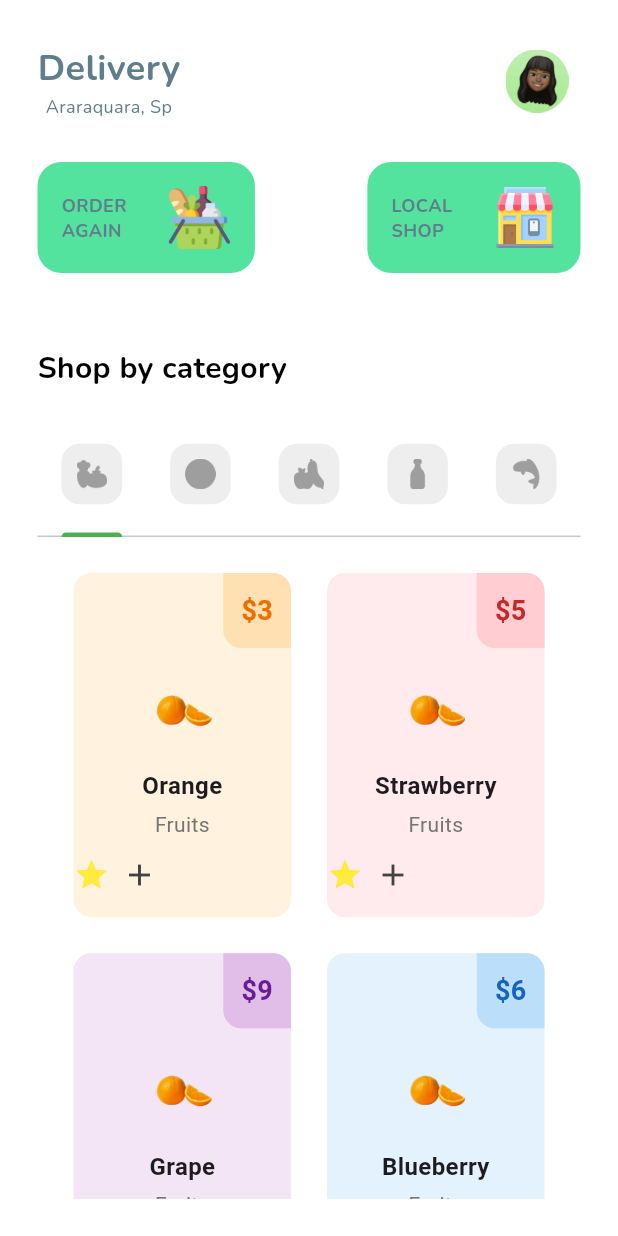
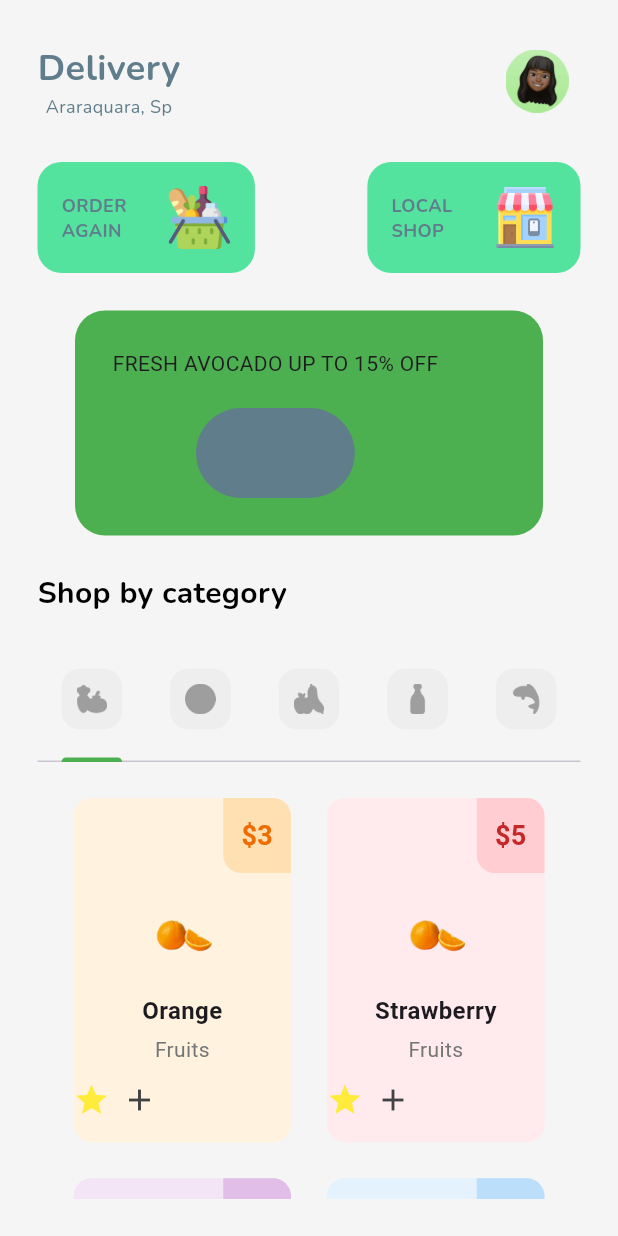
Before and after one commit to maoaktree/sample_app, a Flutter app: the screen it shows after launch, on a phone screen of 412 x 824 dp. Run offline on Flutter 3.47's test engine with Material 3 defaults, Android fonts, the phone set to English and light mode, and no system bars; our stand-ins replace google_fonts.

Commit message:
Add promo banner to home_page.dart

```diff
--- a/lib/pages/home_page.dart
+++ b/lib/pages/home_page.dart
@@ -4,6 +4,7 @@ import 'package:sample_app/tab/fish_tab.dart';
 import 'package:sample_app/tab/meat_tab.dart';
 import 'package:sample_app/tab/milk_tab.dart';
 import 'package:sample_app/tab/vegan_tab.dart';
+import 'package:sample_app/util/button.dart';
 import 'package:sample_app/util/my_tab.dart';
 import 'package:sample_app/tab/fruits_tab.dart';
 
@@ -46,7 +47,7 @@ class _HomePageState extends State<HomePage> {
   @override
   Widget build(BuildContext context) {
     return Scaffold(
-      backgroundColor: Colors.white,
+      backgroundColor: Colors.grey[100],
       body: SafeArea(
         child: Padding(
           padding: const EdgeInsets.all(25.0),
@@ -180,7 +181,37 @@ class _HomePageState extends State<HomePage> {
                   height: 25,
                 ),
 
-                // SWIFT DISPLAY
+                // PROMO BANNER
+                Container(
+                  decoration: BoxDecoration(
+                    color: Colors.green,
+                    borderRadius: BorderRadius.circular(20),
+                  ),
+                  margin: const EdgeInsets.symmetric(horizontal: 25),
+                  padding: const EdgeInsets.all(25),
+                  child: Row(
+                    children: [
+                      Column(
+                        children: [
+                          // promo message
+                          const Text('FRESH AVOCADO UP TO 15% OFF'),
+
+                          const SizedBox(height: 20),
+
+                          // shop now button
+                          MyButton(
+                            text: "Shop Now",
+                            buttonColor: Colors.blueGrey,
+                            onTap: () {
+                              // go to  promo page
+                              Navigator.pushNamed(context, '/detailpage');
+                            },
+                          ),
+                        ],
+                      )
+                    ],
+                  ),
+                ),
 
                 const SizedBox(
                   height: 24,
```
